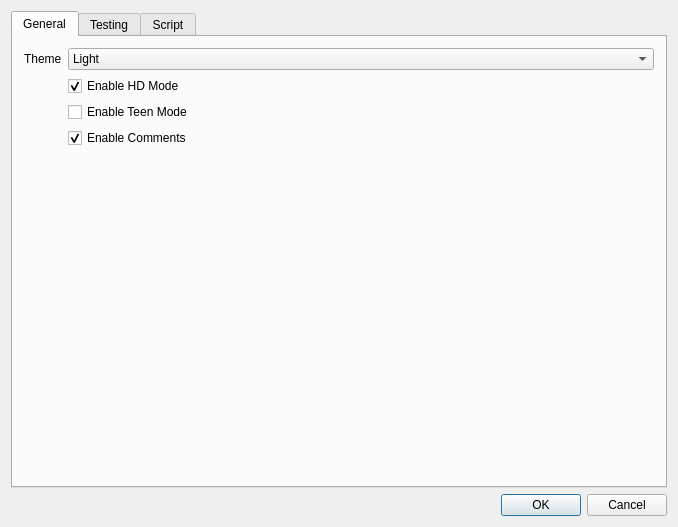
Qt form Menus/SettingsEditor.ui (stijnherfst/HiveWE) before a commit.
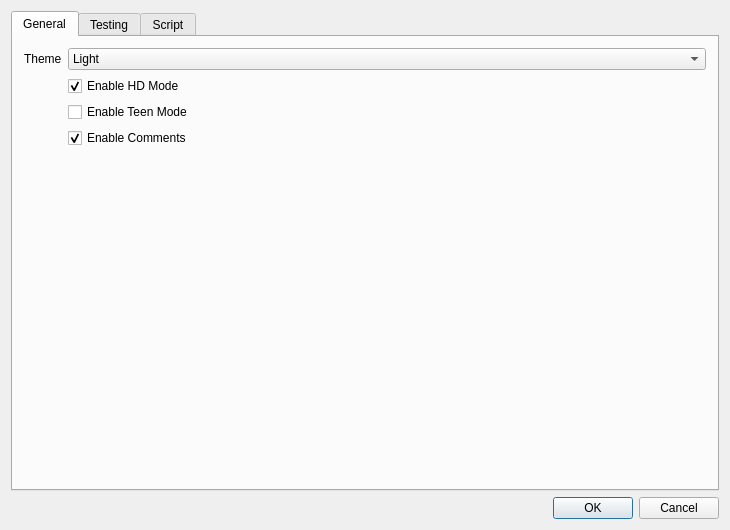
The same form after that commit. The open tabs and pages were chosen to show the change.

Commit message: Update final arguments list and fix size warning

Patch:
```diff
--- a/Menus/SettingsEditor.ui
+++ b/Menus/SettingsEditor.ui
@@ -9,8 +9,8 @@
    <rect>
     <x>0</x>
     <y>0</y>
-    <width>605</width>
-    <height>527</height>
+    <width>730</width>
+    <height>530</height>
    </rect>
   </property>
   <property name="windowTitle">
```
Left out of the diff: 2 changed lines with no effect on the pictures. The commit also changes 1 other file.
